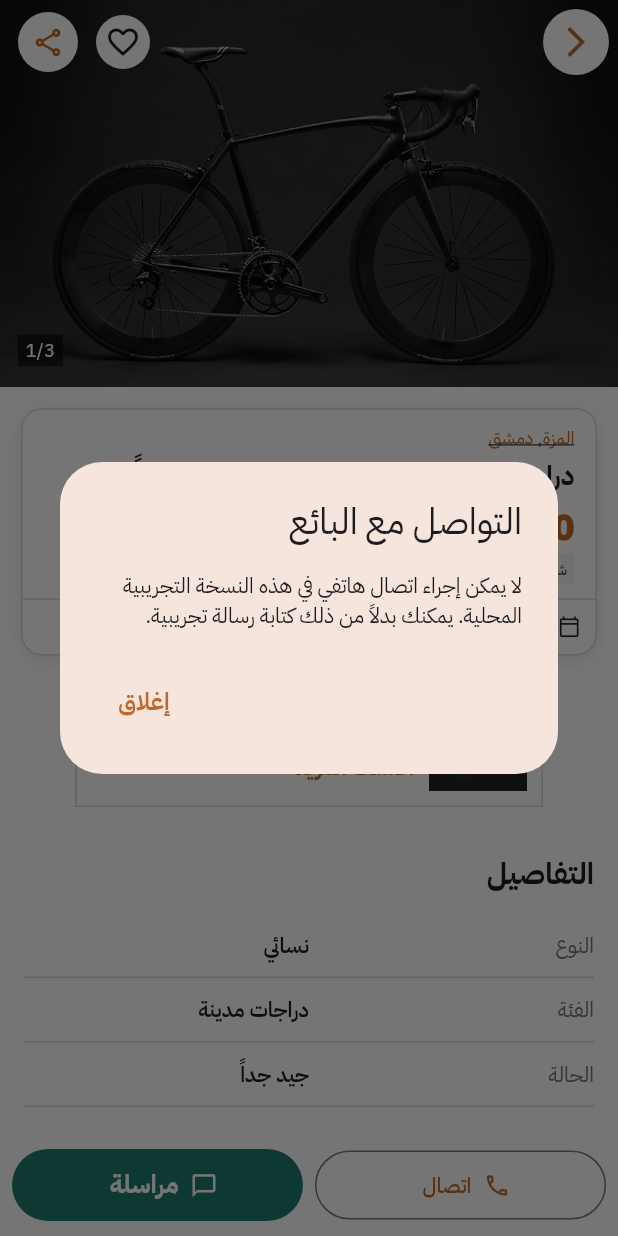
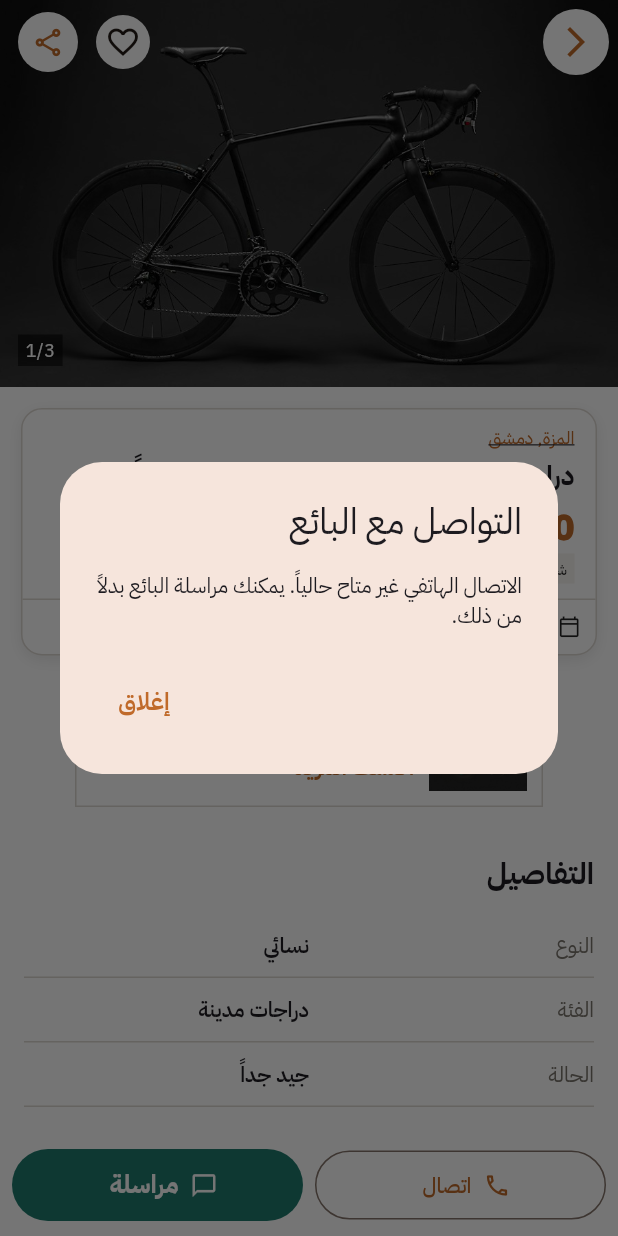
Before and after one commit to abOOd-Hj-DeV/advertising, a Flutter app: the ListingPage screen opened directly with sample values from the repository, after a tap on "اتصال", on a phone screen of 412 x 824 dp. Run offline on Flutter 3.47's test engine with Material 3 defaults, Android fonts, the phone set to English and light mode, and no system bars; our stand-ins replace shared_preferences; missing offline and left inert: idb_shim; accounts and stored records are empty.

Commit message:
Fix API-wiring defects + remove stale local/demo copy
- sendMessage 422: client_message_id min:1|max:26 aligned w/ backend
- setListingStatus: suppress duplicate PATCH (If-Match race -> 412)
- refreshConversations: keep local thread ids for open chats
- views/favorites_count/member_since wired from API
- demo/local-only copy gated behind store.isLive; neutral wording elsewhere
- tests updated for new copy; goldens regenerated

Co-Authored-By: Devin AI <158243242+devin-ai-integration[bot]@users.noreply.github.com>

```diff
--- a/lib/app.dart
+++ b/lib/app.dart
@@ -43,10 +43,10 @@ class MarketplaceApp extends StatelessWidget {
                   children: [
                     SizedBox(
                       width: limits.maxWidth > 1000 ? 280 : 140,
-                      child: const SingleChildScrollView(
+                      child: SingleChildScrollView(
                         primary: false,
                         child: Padding(
-                          padding: EdgeInsets.all(24),
+                          padding: const EdgeInsets.all(24),
                           child: Column(
                             mainAxisAlignment: MainAxisAlignment.center,
                             crossAxisAlignment: CrossAxisAlignment.stretch,
@@ -68,7 +68,9 @@ class MarketplaceApp extends StatelessWidget {
                               ),
                               SizedBox(height: 18),
                               Text(
-                                'واجهة تجريبية\nبيانات افتراضية · تعمل محليًا\nمتصلة بالخادم عند توفره',
+                                store.isLive
+                                    ? 'متصل بالخادم\nسوق سوريا الحقيقي'
+                                    : 'واجهة تجريبية\nبيانات افتراضية · تعمل محليًا\nمتصلة بالخادم عند توفره',
                                 style: TextStyle(
                                   fontSize: 13,
                                   height: 1.6,
--- a/lib/data/demo_store.dart
+++ b/lib/data/demo_store.dart
@@ -41,6 +41,9 @@ class Listing {
     this.sellerId = '',
     this.status = ListingStatus.active,
     this.priceType = PriceType.fixed,
+    this.views = -1,
+    this.favoritesCount = -1,
+    this.memberSince = '',
     this.description =
         'بحالة جيدة وجاهز لصاحب جديد. '
         'نعرض هذا الغرض الجميل لأننا نريد إخلاء مكان. '
@@ -66,6 +69,9 @@ class Listing {
   String get identity => sellerId.isEmpty ? 'fixture-$seller' : sellerId;
   final double price, distance;
   final int ageHours;
+  // -1 = unknown (demo data); real counts come from the backend
+  final int views, favoritesCount;
+  final String memberSince;
   final bool shipping, direct, commercial, wanted, featured;
   final List<String> images;
   List<String> get gallery => images.isEmpty ? [image] : images;
@@ -98,6 +104,9 @@ class Listing {
     'description': description,
     'status': status.name,
     'priceType': priceType.name,
+    'views': views,
+    'favoritesCount': favoritesCount,
+    'memberSince': memberSince,
   };
   factory Listing.fromJson(Map<String, dynamic> j) {
     final price = (j['price'] as num).toDouble();
@@ -131,6 +140,9 @@ class Listing {
       images: (j['images'] as List? ?? []).cast<String>(),
       status: ListingStatus.values.byName(j['status'] as String? ?? 'active'),
       priceType: PriceType.values.byName(j['priceType'] as String? ?? 'fixed'),
+      views: (j['views'] as num?)?.toInt() ?? -1,
+      favoritesCount: (j['favoritesCount'] as num?)?.toInt() ?? -1,
+      memberSince: j['memberSince'] as String? ?? '',
     );
   }
   Listing copyWith({
@@ -179,6 +191,9 @@ class Listing {
     images: images ?? this.images,
     status: status ?? this.status,
     priceType: priceType ?? this.priceType,
+    views: views,
+    favoritesCount: favoritesCount,
+    memberSince: memberSince,
   );
 }
 
--- a/lib/data/local_store.dart
+++ b/lib/data/local_store.dart
@@ -47,6 +47,7 @@ class DemoStore extends ChangeNotifier {
   ThemeMode themeMode = ThemeMode.system;
   bool consentAccepted = false, personalized = false, analytics = false;
   bool signedIn = false, commercial = false, newsletter = false;
+  bool get isLive => false; // BackendStore overrides → real API mode
   bool localAlerts = true, emailPreference = false;
   bool readOnlyStorage = false;
   String name = 'بائع تجريبي';
--- a/lib/features/listing.dart
+++ b/lib/features/listing.dart
@@ -17,7 +17,7 @@ void demoCall(BuildContext context) => showDialog<void>(
   builder: (_) => AlertDialog(
     title: const Text('التواصل مع البائع'),
     content: const Text(
-      'لا يمكن إجراء اتصال هاتفي في هذه النسخة التجريبية المحلية. يمكنك بدلاً من ذلك كتابة رسالة تجريبية.',
+      'الاتصال الهاتفي غير متاح حالياً. يمكنك مراسلة البائع بدلاً من ذلك.',
     ),
     actions: [
       TextButton(
@@ -226,16 +226,21 @@ class _ListingPageState extends State<ListingPage> {
                             ),
                           ),
                           const SizedBox(width: 16),
+                          if (l.views >= 0) ...[
                             const Icon(Icons.visibility_outlined, size: 16),
                             const SizedBox(width: 5),
-                          const Text('124', style: TextStyle(fontSize: 11)),
+                            Text('${l.views}',
+                                style: const TextStyle(fontSize: 11)),
                             const SizedBox(width: 16),
+                          ],
+                          if (l.favoritesCount >= 0) ...[
                             const Icon(Icons.favorite_border, size: 16),
                             const SizedBox(width: 5),
                             Text(
-                            store.favorites.contains(l.id) ? '13' : '12',
+                              '${l.favoritesCount + (store.favorites.contains(l.id) ? 1 : 0)}',
                               style: const TextStyle(fontSize: 11),
                             ),
+                          ],
                         ],
                       ),
                     ),
@@ -313,8 +318,8 @@ class _ListingPageState extends State<ListingPage> {
                   ),
                   Text(
                     translated
-                        ? 'هذا الإعلان التجريبي بحالة جيدة وجاهز لمنزل جديد. '
-                              'الاستلام بموعد مسبق. لا يمكن إجراء معاملة حقيقية في هذه النسخة التجريبية دون اتصال.'
+                        ? 'هذا إعلان بحالة جيدة وجاهز لمنزل جديد. '
+                              'الاستلام بموعد مسبق.'
                         : l.description,
                     maxLines: expanded ? null : 5,
                     overflow: expanded
@@ -330,7 +335,7 @@ class _ListingPageState extends State<ListingPage> {
                     ),
                     const SizedBox(height: 8),
                     const Text(
-                      '✓ معتنى به بعناية\n✓ المزيد من الصور في المعرض\n✓ الاستلام بموعد مسبق\n✓ بيانات افتراضية – ليس إعلاناً حقيقياً',
+                      '✓ معتنى به بعناية\n✓ المزيد من الصور في المعرض\n✓ الاستلام بموعد مسبق',
                       style: TextStyle(fontSize: 14, height: 1.6),
                     ),
                   ],
@@ -356,7 +361,7 @@ class _ListingPageState extends State<ListingPage> {
             child: RowLink(
               l.seller,
               subtitle:
-                  '${l.commercial ? 'بائع تجاري' : 'بائع فردي'} · نشط منذ 2022',
+                  '${l.commercial ? 'بائع تجاري' : 'بائع فردي'}${l.memberSince.isEmpty ? '' : ' · عضو منذ ${l.memberSince.substring(0, 4)}'}',
               icon: Icons.account_circle_outlined,
               onTap: () => go(context, SellerPage(listing: l)),
             ),
@@ -378,7 +383,7 @@ class _ListingPageState extends State<ListingPage> {
             child: Padding(
               padding: const EdgeInsets.all(16),
               child: Text(
-                'معرّف الإعلان: ${l.id} · نسخة تجريبية',
+                'معرّف الإعلان: ${l.id}',
                 style: const TextStyle(color: Brand.muted, fontSize: 12),
               ),
             ),
@@ -602,14 +607,14 @@ class _SellerPageState extends State<SellerPage> {
                           ),
                         ),
                         Text(
-                          '${l.commercial ? 'بائع تجاري' : 'بائع فردي'} · نشط منذ 2022',
+                          '${l.commercial ? 'بائع تجاري' : 'بائع فردي'}${l.memberSince.isEmpty ? '' : ' · عضو منذ ${l.memberSince.substring(0, 4)}'}',
                           style: const TextStyle(
                             fontSize: 11,
                             color: Brand.muted,
                           ),
                         ),
                         Text(
-                          '${store.sellerListings(l.identity).length} إعلانات منشورة · ملف تجريبي',
+                          '${store.sellerListings(l.identity).length} إعلانات منشورة',
                           style: const TextStyle(
                             fontSize: 11,
                             color: Brand.muted,
@@ -759,11 +764,18 @@ class _SellerPageState extends State<SellerPage> {
                         style: TextStyle(fontWeight: FontWeight.w800),
                       ),
                       const SizedBox(height: 16),
+                      if (store.isLive)
+                        Text(
+                          '${l.commercial ? 'بائع تجاري' : 'بائع فردي'}${l.memberSince.isEmpty ? '' : ' · عضو منذ ${l.memberSince.substring(0, 4)}'}',
+                          style: const TextStyle(fontSize: 14, height: 1.5),
+                        )
+                      else
                       Text(
                         'أهلاً بك في ${l.seller}. نحب الأشياء الجميلة ويسعدنا أن نمنحها بيتاً ثانياً. '
                         'هذا ملف افتراضي للنسخة التجريبية المحلية.',
                         style: const TextStyle(fontSize: 14, height: 1.5),
                       ),
+                      if (!store.isLive)
                       TextButton(
                         onPressed: () => go(
                           context,
@@ -778,6 +790,7 @@ class _SellerPageState extends State<SellerPage> {
                         ),
                         child: const Text('قراءة المزيد'),
                       ),
+                      if (!store.isLive) ...[
                       const Divider(),
                       const SizedBox(height: 16),
                       const Text(
@@ -809,15 +822,19 @@ class _SellerPageState extends State<SellerPage> {
                           ),
                         ),
                       ],
+                    ],
                   ),
                   ListView(
                     children: [
                       RowLink(
-                        'شارع المثال 12\n${l.city} · ${l.district}',
+                        store.isLive
+                            ? '${l.city} · ${l.district}'
+                            : 'شارع المثال 12\n${l.city} · ${l.district}',
                         icon: Icons.location_on_outlined,
                         onTap: () =>
                             go(context, ListingLocationPage(listing: l)),
                       ),
+                      if (!store.isLive) ...[
                       const Divider(),
                       const RowLink(
                         'الاثنين–الجمعة: 13:00–19:00',
@@ -853,6 +870,7 @@ class _SellerPageState extends State<SellerPage> {
                           ),
                         ),
                       ),
+                      ],
                     ],
                   ),
                 ],
--- a/lib/features/settings.dart
+++ b/lib/features/settings.dart
@@ -238,9 +238,11 @@ class ConsentIntroPage extends StatelessWidget {
                 style: TextStyle(fontWeight: FontWeight.w800),
               ),
               const SizedBox(height: 10),
-              const Text(
-                'في النسخة المرجعية تُعرض هنا معلومات عن الإعلانات والخصوصية. '
-                'هذا العرض التجريبي المحلي لا يستخدم شبكات إعلانية ولا تحليلات ولا خوادم. يبقى اختيارك على هذا الجهاز.',
+              Text(
+                DemoScope.of(context).isLive
+                    ? 'نحترم خصوصيتك. لا نستخدم شبكات إعلانية خارجية في هذه النسخة.'
+                    : 'في النسخة المرجعية تُعرض هنا معلومات عن الإعلانات والخصوصية. '
+                        'هذا العرض التجريبي المحلي لا يستخدم شبكات إعلانية ولا تحليلات ولا خوادم. يبقى اختيارك على هذا الجهاز.',
                 style: TextStyle(fontSize: 14, height: 1.5),
               ),
               const SizedBox(height: 22),
```
Also changed, not shown: lib/api/backend_store.dart (+22 -4 lines), lib/features/account.dart (+24 -14 lines), lib/features/listing_editor.dart (+8 -8 lines), lib/features/local_pages.dart (+50 -35 lines), 3 other files. Lines whose indentation alone changed are shown as unchanged.
